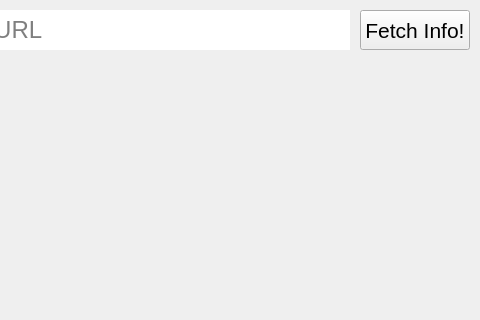
The window that ui/vod.ui (Pixelsuft/twitch-keeper) describes before a commit, drawn with Qt 5; both pictures show x 160 to 640 and y 0 to 320 of the 640 by 480 pixel window.
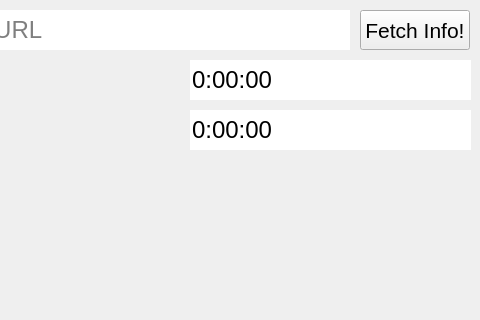
The same window after the commit. Icons and pictures are not drawn.

Patch:
```diff
--- a/ui/vod.ui
+++ b/ui/vod.ui
@@ -65,6 +65,54 @@
      <string>Twitch Video URL</string>
     </property>
    </widget>
+   <widget class="QTimeEdit" name="startTime">
+    <property name="geometry">
+     <rect>
+      <x>350</x>
+      <y>60</y>
+      <width>281</width>
+      <height>40</height>
+     </rect>
+    </property>
+    <property name="font">
+     <font>
+      <pointsize>18</pointsize>
+     </font>
+    </property>
+    <property name="frame">
+     <bool>false</bool>
+    </property>
+    <property name="buttonSymbols">
+     <enum>QAbstractSpinBox::ButtonSymbols::NoButtons</enum>
+    </property>
+    <property name="displayFormat">
+     <string>H:mm:ss</string>
+    </property>
+   </widget>
+   <widget class="QTimeEdit" name="endTime">
+    <property name="geometry">
+     <rect>
+      <x>350</x>
+      <y>110</y>
+      <width>281</width>
+      <height>40</height>
+     </rect>
+    </property>
+    <property name="font">
+     <font>
+      <pointsize>18</pointsize>
+     </font>
+    </property>
+    <property name="frame">
+     <bool>false</bool>
+    </property>
+    <property name="buttonSymbols">
+     <enum>QAbstractSpinBox::ButtonSymbols::NoButtons</enum>
+    </property>
+    <property name="displayFormat">
+     <string>H:mm:ss</string>
+    </property>
+   </widget>
   </widget>
  </widget>
  <resources/>
```
